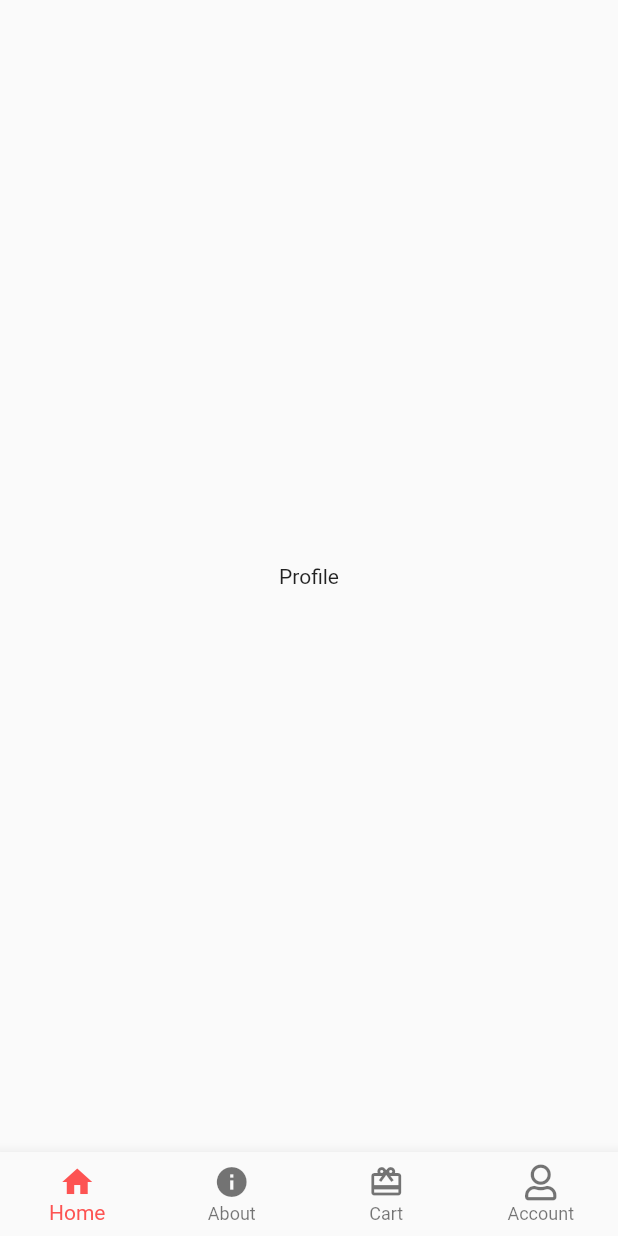
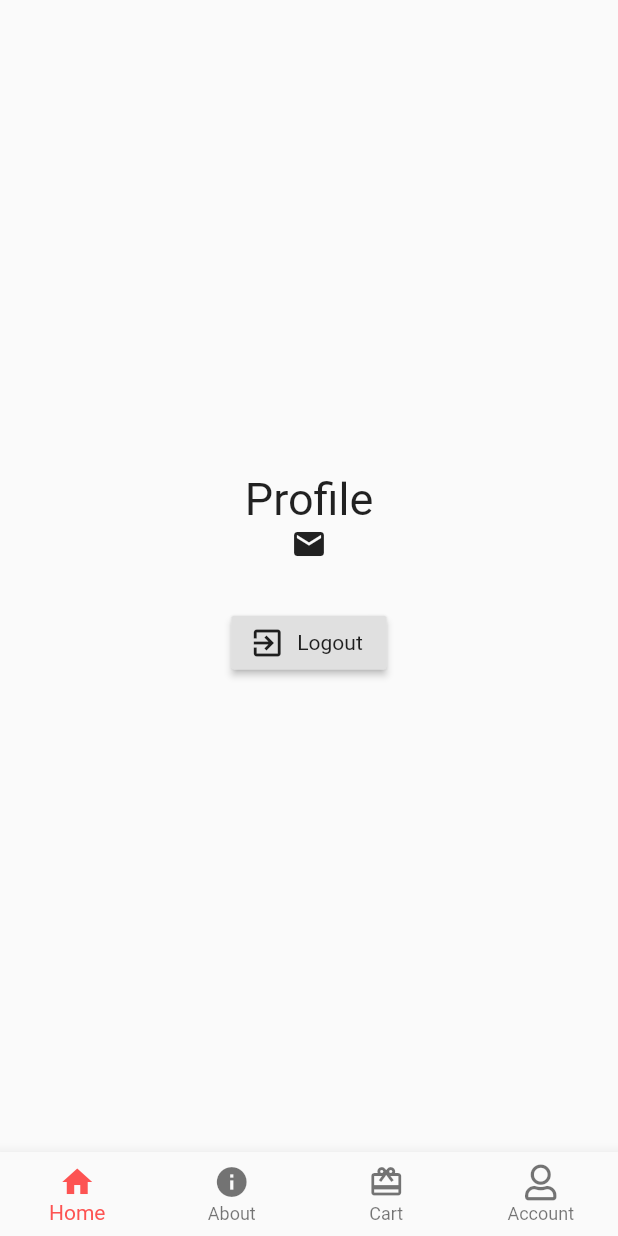
Before and after one commit to musjib999/deliver_app, a Flutter app: the BottomNavBarWidget screen opened by its route, swiped to page 4, on a phone screen of 412 x 824 dp. Run offline on Flutter 3.47's test engine with Material 2 defaults, Android fonts, the phone set to English and light mode, and no system bars; our stand-ins replace carousel_pro, firebase_auth, font_awesome_flutter, modal_progress_hud; accounts and stored records are empty; network calls fail.

Commit message:
Profile page and logout done

```diff
--- a/lib/widgets/BottomNavBarWidget.dart
+++ b/lib/widgets/BottomNavBarWidget.dart
@@ -1,10 +1,12 @@
 import 'package:flutter/material.dart';
 import 'package:flutter_app/pages/HomePage.dart';
+import 'package:flutter_app/pages/SignInPage.dart';
 import 'package:flutter_app/pages/SignUpPage.dart';
 import 'package:flutter_app/pages/cart.dart';
 import 'package:flutter_app/provider/provider_skip_profile.dart';
 import 'package:font_awesome_flutter/font_awesome_flutter.dart';
 import 'package:provider/provider.dart';
+import 'package:firebase_auth/firebase_auth.dart';
 
 class BottomNavBarWidget extends StatefulWidget {
   static const String id = 'BottomNavBarWidget';
@@ -81,10 +83,22 @@ class _BottomNavBarWidgetState extends State<BottomNavBarWidget> {
   }
 }
 
-class UserProfile extends StatelessWidget {
-  const UserProfile({
-    Key key,
-  }) : super(key: key);
+class UserProfile extends StatefulWidget {
+  @override
+  _UserProfileState createState() => _UserProfileState();
+}
+
+class _UserProfileState extends State<UserProfile> {
+  final _auth = FirebaseAuth.instance;
+  FirebaseUser loggedInUser;
+
+  Future<String> getUserEmail() async {
+    final user = await _auth.currentUser();
+    if (user != null) {
+      loggedInUser = user;
+    }
+    return loggedInUser.email;
+  }
 
   @override
   Widget build(BuildContext context) {
@@ -113,7 +127,47 @@ class UserProfile extends StatelessWidget {
             ),
           )
         : Container(
-            child: Center(child: Text('Profile')),
+            child: FutureBuilder(
+              future: getUserEmail(),
+              builder: (context, snapshot) {
+                if (!snapshot.hasData){
+                  return Center(
+                    child: CircularProgressIndicator(backgroundColor: Colors.blueAccent,),
+                  );
+                }
+
+                return Column(
+                  mainAxisAlignment: MainAxisAlignment.center,
+                  children: <Widget>[
+                    Text(
+                      'Profile',
+                      style: TextStyle(fontSize: 30),
+                    ),
+                    Row(
+                      mainAxisAlignment: MainAxisAlignment.center,
+                      children: <Widget>[
+                        Icon(Icons.mail),
+                        Text(snapshot.data),
+                      ],
+                    ),
+                    SizedBox(height: 30.0),
+                    RaisedButton.icon(
+                      onPressed: () async {
+                        await _auth.signOut();
+                        Navigator.pushReplacement(
+                          context,
+                          MaterialPageRoute(
+                            builder: (context) => SignInPage(),
+                          ),
+                        );
+                      },
+                      icon: Icon(Icons.exit_to_app),
+                      label: Text('Logout'),
+                    ),
+                  ],
+                );
+              },
+            ),
           );
   }
 }
--- a/pubspec.yaml
+++ b/pubspec.yaml
@@ -29,6 +29,7 @@ dependencies:
   firebase_core: ^0.4.5
   firebase_auth: ^0.16.1
   modal_progress_hud: ^0.1.3
+  http: ^0.12.2
 
 
 dev_dependencies:
```
Also changed, not shown: lib/main.dart (+7 -4 lines), lib/pages/HomePage.dart (+6 -1 lines), lib/pages/SignInPage.dart (+16 -4 lines), lib/pages/SignUpPage.dart (+23 -10 lines), pubspec.lock, 2 other files.
